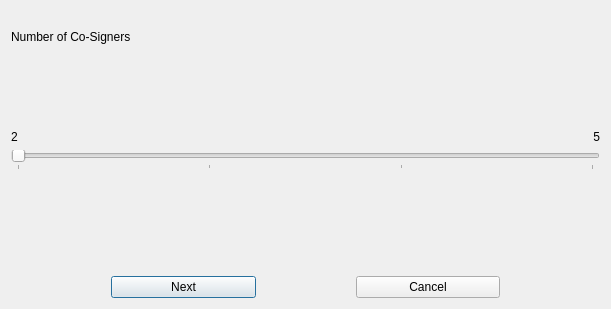
pedrorv0106/DAPS, file src/qt/forms/multisigsetupchoosenumsigners.ui: the form before one commit.
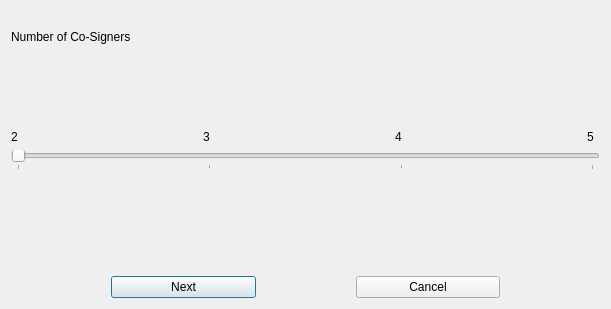
The form after the commit.

```diff
--- a/src/qt/forms/multisigsetupchoosenumsigners.ui
+++ b/src/qt/forms/multisigsetupchoosenumsigners.ui
@@ -58,17 +58,7 @@
      <item>
       <widget class="QLabel" name="cosigners2">
        <property name="text">
-        <string>2</string>
-       </property>
-      </widget>
-     </item>
-     <item>
-      <widget class="QLabel" name="cosigners5">
-       <property name="text">
-        <string>5</string>
-       </property>
-       <property name="alignment">
-        <set>Qt::AlignRight|Qt::AlignTrailing|Qt::AlignVCenter</set>
+        <string>2				3				4				5</string>
        </property>
       </widget>
      </item>
```
